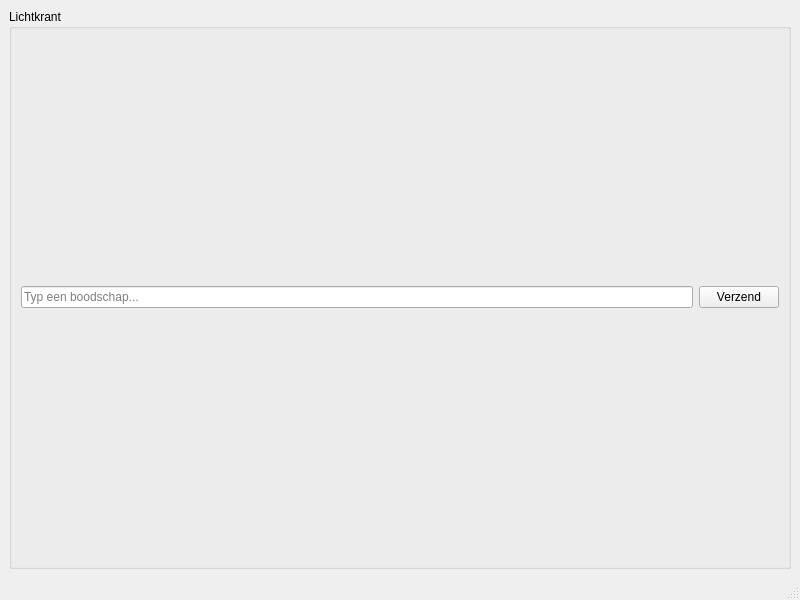
Above: mainwindow.ui from wifiinc/qt-dashboard-application before the change. Below: the same form after it.
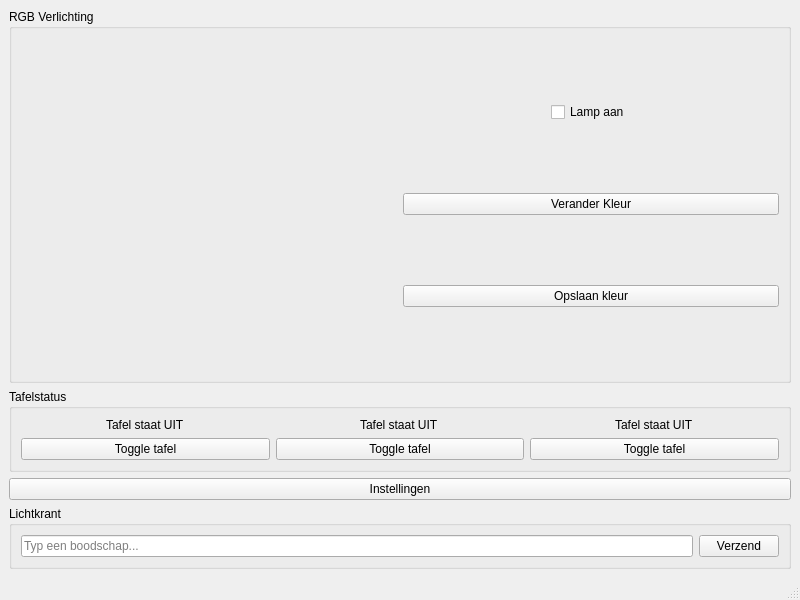
That is the form after the change.

Commit message: uuh alles weer toegevoegd :(

```diff
--- a/mainwindow.ui
+++ b/mainwindow.ui
@@ -12,6 +12,177 @@
   </property>
   <widget class="QWidget" name="centralwidget">
    <layout class="QVBoxLayout" name="mainLayout">
+
+    <!-- RGB Verlichting -->
+    <item>
+     <widget class="QGroupBox" name="groupBoxRGB">
+      <property name="title">
+       <string>RGB Verlichting</string>
+      </property>
+      <layout class="QVBoxLayout" name="layoutRGB">
+       <item>
+        <layout class="QHBoxLayout" name="horizontalLayout">
+         <item>
+          <widget class="QWidget" name="rgbLightColorWidget" native="true"/>
+         </item>
+         <item>
+          <layout class="QVBoxLayout" name="verticalLayout">
+           <item>
+            <spacer name="verticalSpacer_2">
+             <property name="orientation">
+              <enum>Qt::Vertical</enum>
+             </property>
+             <property name="sizeHint" stdset="0">
+              <size>
+               <width>20</width>
+               <height>40</height>
+              </size>
+             </property>
+            </spacer>
+           </item>
+           <item alignment="Qt::AlignHCenter">
+            <widget class="QCheckBox" name="checkBoxLightOn">
+             <property name="text">
+              <string>Lamp aan</string>
+             </property>
+            </widget>
+           </item>
+           <item>
+            <spacer name="verticalSpacer_4">
+             <property name="orientation">
+              <enum>Qt::Vertical</enum>
+             </property>
+             <property name="sizeHint" stdset="0">
+              <size>
+               <width>20</width>
+               <height>30</height>
+              </size>
+             </property>
+            </spacer>
+           </item>
+           <item>
+            <widget class="QPushButton" name="changeRGBBtn">
+             <property name="text">
+              <string>Verander Kleur</string>
+             </property>
+            </widget>
+           </item>
+           <item>
+            <spacer name="verticalSpacer_3">
+             <property name="orientation">
+              <enum>Qt::Vertical</enum>
+             </property>
+             <property name="sizeHint" stdset="0">
+              <size>
+               <width>20</width>
+               <height>30</height>
+              </size>
+             </property>
+            </spacer>
+           </item>
+           <item>
+            <widget class="QPushButton" name="saveRGBBtn">
+             <property name="text">
+              <string>Opslaan kleur</string>
+             </property>
+            </widget>
+           </item>
+           <item>
+            <spacer name="verticalSpacer">
+             <property name="orientation">
+              <enum>Qt::Vertical</enum>
+             </property>
+             <property name="sizeHint" stdset="0">
+              <size>
+               <width>20</width>
+               <height>40</height>
+              </size>
+             </property>
+            </spacer>
+           </item>
+          </layout>
+         </item>
+        </layout>
+       </item>
+      </layout>
+     </widget>
+    </item>
+
+    <!-- Tafelstatus -->
+    <item>
+     <widget class="QGroupBox" name="groupBoxTafel">
+      <property name="title">
+       <string>Tafelstatus</string>
+      </property>
+      <layout class="QHBoxLayout" name="layoutTafel">
+       <item>
+        <layout class="QVBoxLayout" name="tafel1">
+         <item alignment="Qt::AlignHCenter">
+          <widget class="QLabel" name="tafel1Status">
+           <property name="text">
+            <string>Tafel staat UIT</string>
+           </property>
+          </widget>
+         </item>
+         <item>
+          <widget class="QPushButton" name="tafel1Toggle">
+           <property name="text">
+            <string>Toggle tafel</string>
+           </property>
+          </widget>
+         </item>
+        </layout>
+       </item>
+       <item>
+        <layout class="QVBoxLayout" name="tafel2">
+         <item alignment="Qt::AlignHCenter">
+          <widget class="QLabel" name="tafel2Status">
+           <property name="text">
+            <string>Tafel staat UIT</string>
+           </property>
+          </widget>
+         </item>
+         <item>
+          <widget class="QPushButton" name="tafel2Toggle">
+           <property name="text">
+            <string>Toggle tafel</string>
+           </property>
+          </widget>
+         </item>
+        </layout>
+       </item>
+       <item>
+        <layout class="QVBoxLayout" name="tafel3">
+         <item alignment="Qt::AlignHCenter">
+          <widget class="QLabel" name="tafel3Status">
+           <property name="text">
+            <string>Tafel staat UIT</string>
+           </property>
+          </widget>
+         </item>
+         <item>
+          <widget class="QPushButton" name="tafel3Toggle">
+           <property name="text">
+            <string>Toggle tafel</string>
+           </property>
+          </widget>
+         </item>
+        </layout>
+       </item>
+      </layout>
+     </widget>
+    </item>
+
+    <!-- Instellingen knop -->
+    <item>
+     <widget class="QPushButton" name="btnOpenSettings">
+      <property name="text">
+       <string>Instellingen</string>
+      </property>
+     </widget>
+    </item>
+
+    <!-- Lichtkrant -->
     <item>
      <widget class="QGroupBox" name="groupBoxLichtkrant">
       <property name="title">
```
Left out of the diff: 9 changed lines with no effect on the pictures. The commit also changes 2 other files.
